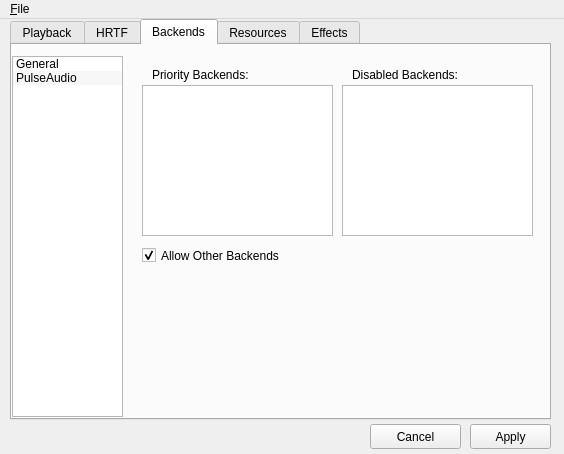
Qt form utils/alsoft-config/mainwindow.ui (kcat/openal-soft) before a commit.
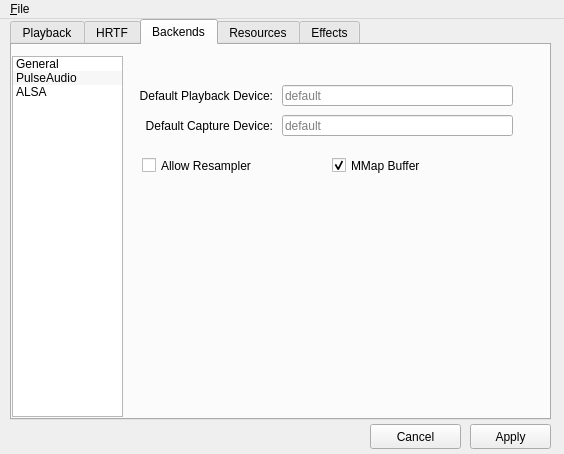
The same form after that commit. The open tabs and pages were chosen to show the change. Icons and pictures are not drawn.

Commit message: Add an ALSA backend tab

Patch:
```diff
--- a/utils/alsoft-config/mainwindow.ui
+++ b/utils/alsoft-config/mainwindow.ui
@@ -734,13 +734,18 @@
         <string>PulseAudio</string>
        </property>
       </item>
+      <item>
+       <property name="text">
+        <string>ALSA</string>
+       </property>
+      </item>
      </widget>
      <widget class="QStackedWidget" name="backendStackedWidget">
       <property name="geometry">
        <rect>
         <x>110</x>
         <y>10</y>
-        <width>411</width>
+        <width>421</width>
         <height>361</height>
        </rect>
       </property>
@@ -882,6 +887,106 @@
         </property>
        </widget>
       </widget>
+      <widget class="QWidget" name="page_3">
+       <widget class="QLabel" name="label_17">
+        <property name="geometry">
+         <rect>
+          <x>10</x>
+          <y>30</y>
+          <width>141</width>
+          <height>21</height>
+         </rect>
+        </property>
+        <property name="text">
+         <string>Default Playback Device:</string>
+        </property>
+        <property name="alignment">
+         <set>Qt::AlignRight|Qt::AlignTrailing|Qt::AlignVCenter</set>
+        </property>
+       </widget>
+       <widget class="QLineEdit" name="alsaDefaultDeviceLine">
+        <property name="geometry">
+         <rect>
+          <x>160</x>
+          <y>30</y>
+          <width>231</width>
+          <height>21</height>
+         </rect>
+        </property>
+        <property name="placeholderText">
+         <string>default</string>
+        </property>
+       </widget>
+       <widget class="QLabel" name="label_18">
+        <property name="geometry">
+         <rect>
+          <x>10</x>
+          <y>60</y>
+          <width>141</width>
+          <height>21</height>
+         </rect>
+        </property>
+        <property name="text">
+         <string>Default Capture Device:</string>
+        </property>
+        <property name="alignment">
+         <set>Qt::AlignRight|Qt::AlignTrailing|Qt::AlignVCenter</set>
+        </property>
+       </widget>
+       <widget class="QLineEdit" name="alsaDefaultCaptureLine">
+        <property name="geometry">
+         <rect>
+          <x>160</x>
+          <y>60</y>
+          <width>231</width>
+          <height>21</height>
+         </rect>
+        </property>
+        <property name="placeholderText">
+         <string>default</string>
+        </property>
+       </widget>
+       <widget class="QCheckBox" name="alsaResamplerCheckBox">
+        <property name="geometry">
+         <rect>
+          <x>20</x>
+          <y>100</y>
+          <width>191</width>
+          <height>21</height>
+         </rect>
+        </property>
+        <property name="toolTip">
+         <string>Allow use of ALSA's software resampler. This lets
+the OpenAL device to be set to a different sample
+rate than the backend device, but incurs another
+resample pass on top of OpenAL's resampler.</string>
+        </property>
+        <property name="text">
+         <string>Allow Resampler</string>
+        </property>
+       </widget>
+       <widget class="QCheckBox" name="alsaMmapCheckBox">
+        <property name="geometry">
+         <rect>
+          <x>210</x>
+          <y>100</y>
+          <width>191</width>
+          <height>21</height>
+         </rect>
+        </property>
+        <property name="toolTip">
+         <string>Accesses the audio device buffer through an mmap,
+potentially avoiding an extra sample buffer copy
+during updates.</string>
+        </property>
+        <property name="text">
+         <string>MMap Buffer</string>
+        </property>
+        <property name="checked">
+         <bool>true</bool>
+        </property>
+       </widget>
+      </widget>
      </widget>
     </widget>
     <widget class="QWidget" name="tab_2">
```
The commit also changes 1 other file.
